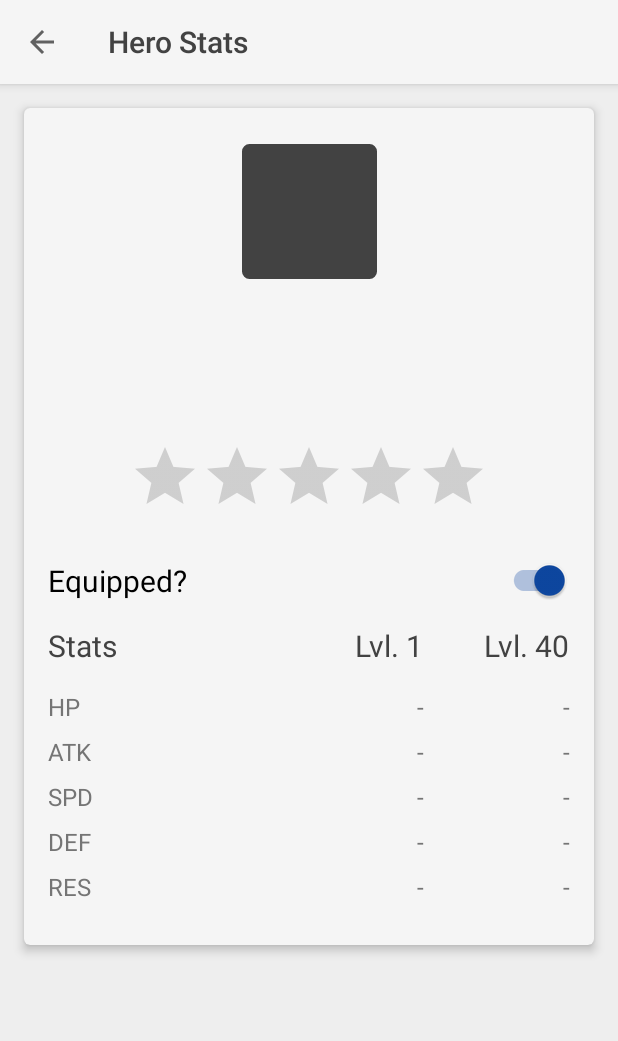
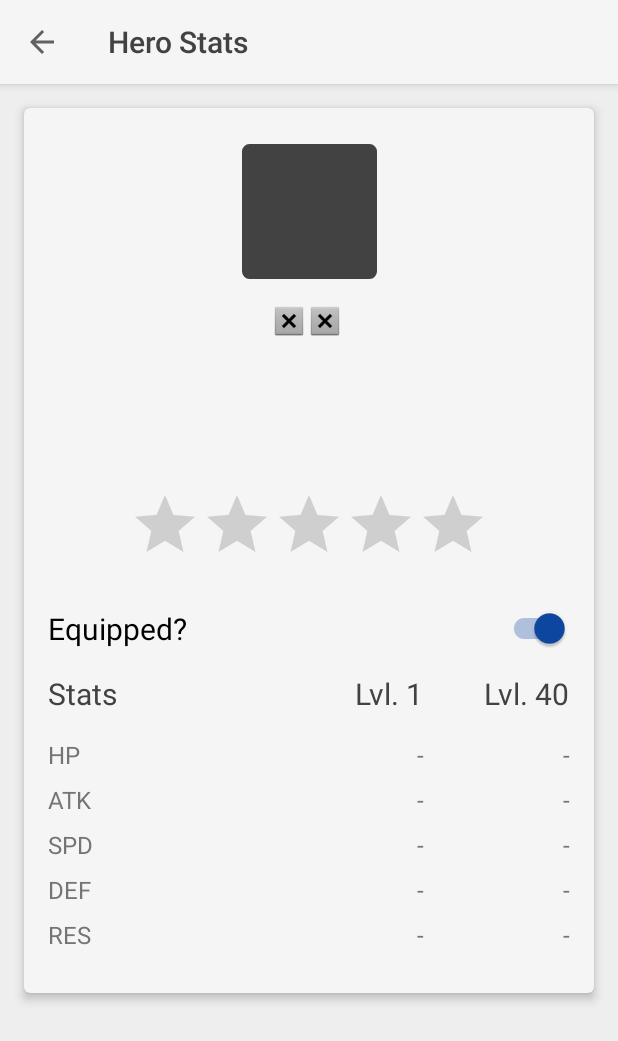
Before and after one commit to andrewvora/lens-emblem, an Android app: the HeroDetailsFragment screen opened through its navigation route, on a phone screen of 412 x 824 dp. Shown: the top 1041 px of the screen. Run offline under Robolectric (Android 15) with nearby library versions, the light colour scheme and no system bars; our stand-ins replace Dagger/Hilt's generated code, RxJava; network calls fail; pictures from the network do not load; 3 statements that could not run were skipped.

Commit message:
Added movement and weapon types to the UI

```diff
--- a/app/src/main/res/layout/fragment_hero_details.xml
+++ b/app/src/main/res/layout/fragment_hero_details.xml
@@ -42,15 +42,40 @@
                         app:layout_constraintTop_toTopOf="parent"
                         tools:srcCompat="@tools:sample/avatars"/>
 
+                    <ImageView
+                        android:id="@+id/movement_type_image_view"
+                        android:layout_width="24dp"
+                        android:layout_height="24dp"
+                        android:layout_marginTop="16dp"
+                        android:contentDescription="@null"
+                        app:layout_constraintEnd_toEndOf="parent"
+                        app:layout_constraintHorizontal_bias="0.0"
+                        app:layout_constraintStart_toEndOf="@+id/weapon_type_image_view"
+                        app:layout_constraintTop_toBottomOf="@+id/hero_image_view"
+                        app:srcCompat="@android:drawable/btn_dialog"/>
+
+                    <ImageView
+                        android:id="@+id/weapon_type_image_view"
+                        android:layout_width="24dp"
+                        android:layout_height="24dp"
+                        android:layout_marginTop="16dp"
+                        android:layout_marginEnd="8dp"
+                        android:contentDescription="@null"
+                        app:layout_constraintEnd_toEndOf="parent"
+                        app:layout_constraintHorizontal_bias="0.47"
+                        app:layout_constraintStart_toStartOf="parent"
+                        app:layout_constraintTop_toBottomOf="@+id/hero_image_view"
+                        app:srcCompat="@android:drawable/btn_dialog"/>
+
                     <TextView
                         android:id="@+id/hero_title_text_view"
                         android:layout_width="wrap_content"
                         android:layout_height="wrap_content"
-                        android:layout_marginTop="16dp"
+                        android:layout_marginTop="8dp"
                         android:textSize="@dimen/large_text_size"
                         app:layout_constraintEnd_toEndOf="parent"
                         app:layout_constraintStart_toStartOf="parent"
-                        app:layout_constraintTop_toBottomOf="@+id/hero_image_view"
+                        app:layout_constraintTop_toBottomOf="@+id/movement_type_image_view"
                         tools:text="Obsessive Bride"/>
 
                     <TextView
```
Also changed, not shown: app/src/main/java/com/andrewvora/apps/lensemblem/herodetails/HeroDetailsFragment.kt (+10 -0 lines), app/src/main/java/com/andrewvora/apps/lensemblem/heroeslist/HeroesListAdapter.kt (+10 -0 lines), app/src/main/res/layout/row_item_hero.xml (+30 -9 lines).
